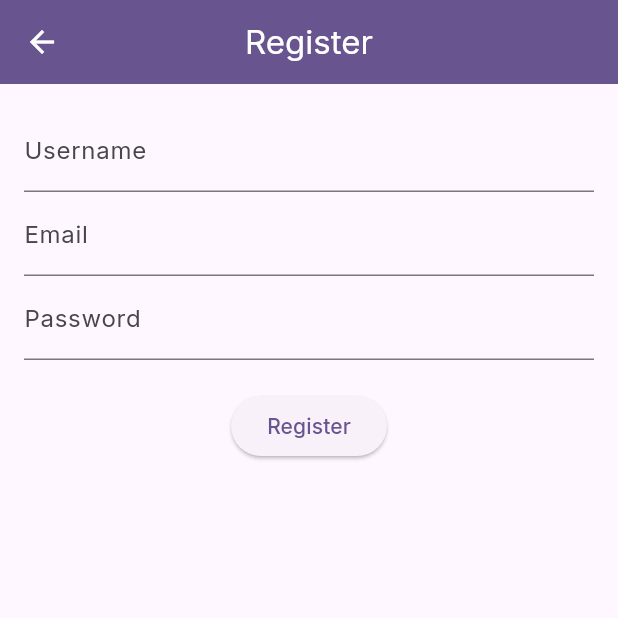
After one commit to Mayank0201/Flutter-Projects, a Flutter app: the screen it shows after launch, after a tap on "Don't have an account? Register", on a phone screen of 412 x 824 dp, the top half of it. The commit adds this screen. Run offline on Flutter 3.47's test engine with Material 3 defaults, Android fonts, the phone set to English and light mode, and no system bars; our stand-ins replace dio, flutter_dotenv, google_fonts, hive, hive_flutter, iconsax; accounts and stored records are empty; network calls fail.

Commit message:
overall overhaul of app feat: integrate app with backend login api and corresponding login and register screens

```diff
--- /dev/null
+++ b/cinetracker/lib/core/network/api_service.dart
@@ -0,0 +1,15 @@
+import 'package:dio/dio.dart';
+import 'package:flutter_dotenv/flutter_dotenv.dart';
+
+class ApiService {
+  final Dio dio = Dio(
+    BaseOptions(
+      baseUrl: dotenv.get("BASE_URL"),
+      headers: {"Content-Type": "application/json"},
+    ),
+  );
+
+  void setToken(String token) {
+    dio.options.headers["Authorization"] = "Bearer $token";
+  }
+}
--- /dev/null
+++ b/cinetracker/lib/features/auth/pages/login_screen.dart
@@ -0,0 +1,81 @@
+import 'package:flutter/material.dart';
+import '../service/auth_service.dart';
+import '../../../core/network/api_service.dart';
+import 'register_screen.dart';
+import 'package:flutter_dotenv/flutter_dotenv.dart';
+
+class LoginScreen extends StatefulWidget {
+  const LoginScreen({super.key});
+
+  @override
+  State<LoginScreen> createState() => _LoginScreenState();
+}
+
+class _LoginScreenState extends State<LoginScreen> {
+  final usernameController = TextEditingController();
+  final passwordController = TextEditingController();
+
+  final apiService = ApiService();
+  late final AuthService authService;
+
+  @override
+  void initState() {
+    super.initState();
+    authService = AuthService(apiService);
+  }
+
+  void login() async {
+    try {
+      final token = await authService.login(
+        usernameController.text,
+        passwordController.text,
+      );
+      apiService.setToken(token);
+      ScaffoldMessenger.of(
+        context,
+      ).showSnackBar(const SnackBar(content: Text("Login successful")));
+    } catch (e) {
+      print(e);
+      ScaffoldMessenger.of(
+        context,
+      ).showSnackBar(const SnackBar(content: Text("Login failed")));
+    }
+  }
+
+  @override
+  Widget build(BuildContext context) {
+    return Scaffold(
+      appBar: AppBar(title: const Text("Login")),
+      body: Padding(
+        padding: const EdgeInsets.all(16.0),
+        child: Column(
+          children: [
+            TextField(
+              controller: usernameController,
+              decoration: const InputDecoration(labelText: "Username"),
+            ),
+            TextField(
+              controller: passwordController,
+              decoration: const InputDecoration(labelText: "Password"),
+              obscureText: true,
+            ),
+            const SizedBox(height: 20),
+            ElevatedButton(onPressed: login, child: const Text("Login")),
+            const SizedBox(height: 10),
+            TextButton(
+              onPressed: () {
+                Navigator.push(
+                  context,
+                  MaterialPageRoute(
+                    builder: (context) => const RegisterScreen(),
+                  ),
+                );
+              },
+              child: const Text("Don't have an account? Register"),
+            ),
+          ],
+        ),
+      ),
+    );
+  }
+}
--- /dev/null
+++ b/cinetracker/lib/features/auth/pages/register_screen.dart
@@ -0,0 +1,71 @@
+import 'package:flutter/material.dart';
+import 'package:cinetracker/core/network/api_service.dart';
+import '../service/auth_service.dart';
+
+class RegisterScreen extends StatefulWidget {
+  const RegisterScreen({super.key});
+
+  @override
+  State<RegisterScreen> createState() => _RegisterScreenState();
+}
+
+class _RegisterScreenState extends State<RegisterScreen> {
+  final usernameController = TextEditingController();
+  final emailController = TextEditingController();
+  final passwordController = TextEditingController();
+
+  final apiService = ApiService();
+  late final AuthService authService;
+
+  @override
+  void initState() {
+    super.initState();
+    authService = AuthService(apiService);
+  }
+
+  void register() async {
+    try {
+      await authService.register(
+        usernameController.text,
+        emailController.text,
+        passwordController.text,
+      );
+      ScaffoldMessenger.of(
+        context,
+      ).showSnackBar(const SnackBar(content: Text("Registration successful")));
+    } catch (e) {
+      ScaffoldMessenger.of(
+        context,
+      ).showSnackBar(const SnackBar(content: Text("Registration failed")));
+    }
+  }
+
+  @override
+  Widget build(BuildContext context) {
+    return Scaffold(
+      appBar: AppBar(title: const Text("Register")),
+      body: Padding(
+        padding: const EdgeInsets.all(16.0),
+        child: Column(
+          children: [
+            TextField(
+              controller: usernameController,
+              decoration: const InputDecoration(labelText: "Username"),
+            ),
+            TextField(
+              controller: emailController,
+              decoration: const InputDecoration(labelText: "Email"),
+            ),
+            TextField(
+              controller: passwordController,
+              decoration: const InputDecoration(labelText: "Password"),
+              obscureText: true,
+            ),
+            const SizedBox(height: 20),
+            ElevatedButton(onPressed: register, child: const Text("Register")),
+          ],
+        ),
+      ),
+    );
+  }
+}
--- /dev/null
+++ b/cinetracker/lib/features/auth/service/auth_service.dart
@@ -0,0 +1,23 @@
+import 'package:dio/dio.dart';
+import 'package:cinetracker/core/network/api_service.dart';
+
+class AuthService {
+  final ApiService apiService;
+
+  AuthService(this.apiService);
+
+  Future<String> login(String username, String password) async {
+    final response = await apiService.dio.post(
+      "/auth/login",
+      data: {"username": username, "password": password},
+    );
+    return response.data;
+  }
+
+  Future<void> register(String username, String email, String password) async {
+    await apiService.dio.post(
+      "/auth/register/",
+      data: {"username": username, "email": email, "password": password},
+    );
+  }
+}
--- a/cinetracker/lib/pages/movie_search_page.dart
+++ b/cinetracker/lib/features/home/pages/movie_search_page.dart
@@ -1,5 +1,5 @@
 import 'package:flutter/material.dart';
-import '../service/omdb_service.dart';
+import '../../../service/omdb_service.dart';
 import 'search_results_page.dart';
 
 class MovieSearchPage extends StatefulWidget {
--- a/cinetracker/lib/pages/wishlist_page.dart
+++ b/cinetracker/lib/features/home/pages/wishlist_page.dart
@@ -1,8 +1,8 @@
 import 'package:flutter/material.dart';
 import 'package:provider/provider.dart';
-import '../provider/wishlist_provider.dart';
+import '../../../provider/wishlist_provider.dart';
 import 'movie_details_page.dart';
-import '../model/movie_model.dart';
+import '../../../model/movie_model.dart';
 
 class WishlistPage extends StatelessWidget {
   const WishlistPage({super.key});
--- a/cinetracker/lib/main.dart
+++ b/cinetracker/lib/main.dart
@@ -1,8 +1,9 @@
+import 'package:cinetracker/features/auth/pages/login_screen.dart';
 import 'package:flutter/material.dart';
 import 'package:flutter_dotenv/flutter_dotenv.dart';
 import 'package:google_fonts/google_fonts.dart';
 import 'package:hive_flutter/adapters.dart';
-import 'pages/main_page.dart';
+import 'features/home/pages/main_page.dart';
 import 'package:provider/provider.dart';
 import 'provider/wishlist_provider.dart';
 
@@ -46,7 +47,7 @@ class MyApp extends StatelessWidget {
           elevation: 2,
         ),
       ),
-      home: const MainPage(),
+      home: const LoginScreen(),
     );
   }
 }
--- a/cinetracker/pubspec.yaml
+++ b/cinetracker/pubspec.yaml
@@ -11,7 +11,7 @@ dependencies:
   flutter:
     sdk: flutter
   http: ^1.2.1
-  flutter_dotenv: ^5.1.0
+  flutter_dotenv: ^6.0.0
   cupertino_icons: ^1.0.8
   google_fonts: ^6.2.1
   uuid: ^4.5.2
@@ -19,6 +19,7 @@ dependencies:
   provider: ^6.1.5+1
   hive: ^2.2.3
   hive_flutter: ^1.1.0
+  dio: ^5.9.2
 
 dev_dependencies:
   flutter_test:
```
Also changed, not shown: cinetracker/lib/features/home/pages/home_page.dart (renamed from cinetracker/lib/pages/home_page.dart, +12 -13 lines), cinetracker/lib/features/home/pages/movie_details_page.dart (renamed from cinetracker/lib/pages/movie_details_page.dart, +10 -6 lines), cinetracker/lib/features/home/pages/search_results_page.dart (renamed from cinetracker/lib/pages/search_results_page.dart, +8 -34 lines), cinetracker/lib/features/home/pages/main_page.dart (renamed from cinetracker/lib/pages/main_page.dart), cinetracker/notes.txt (added), cinetracker/pubspec.lock, 2 other files.
